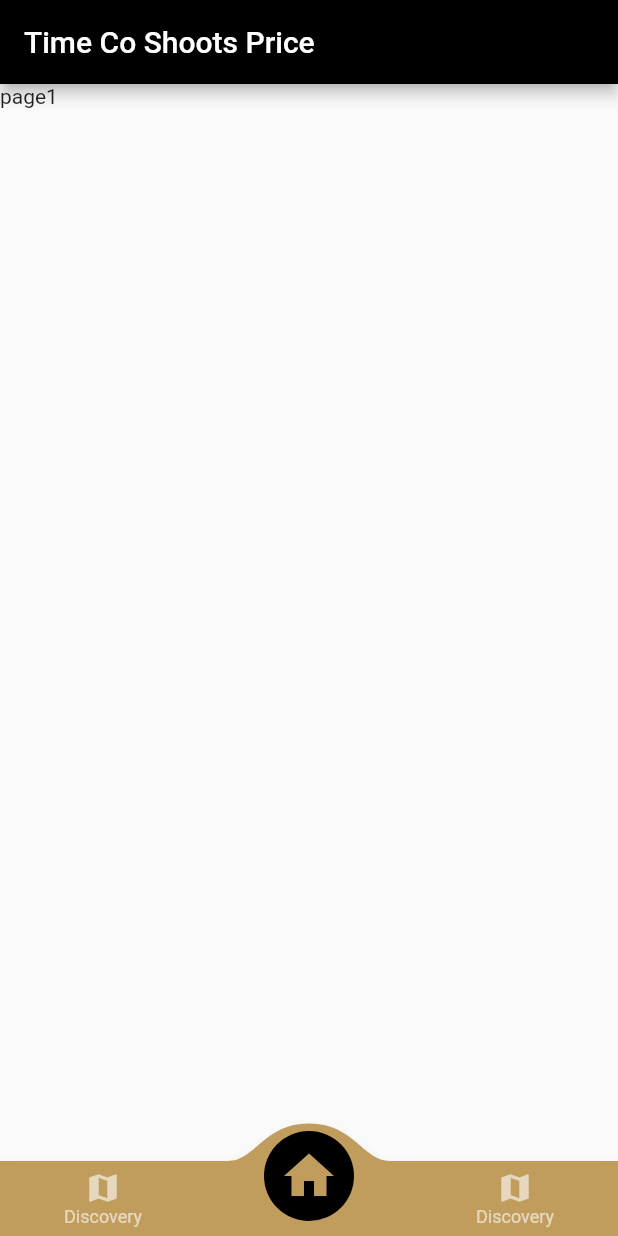
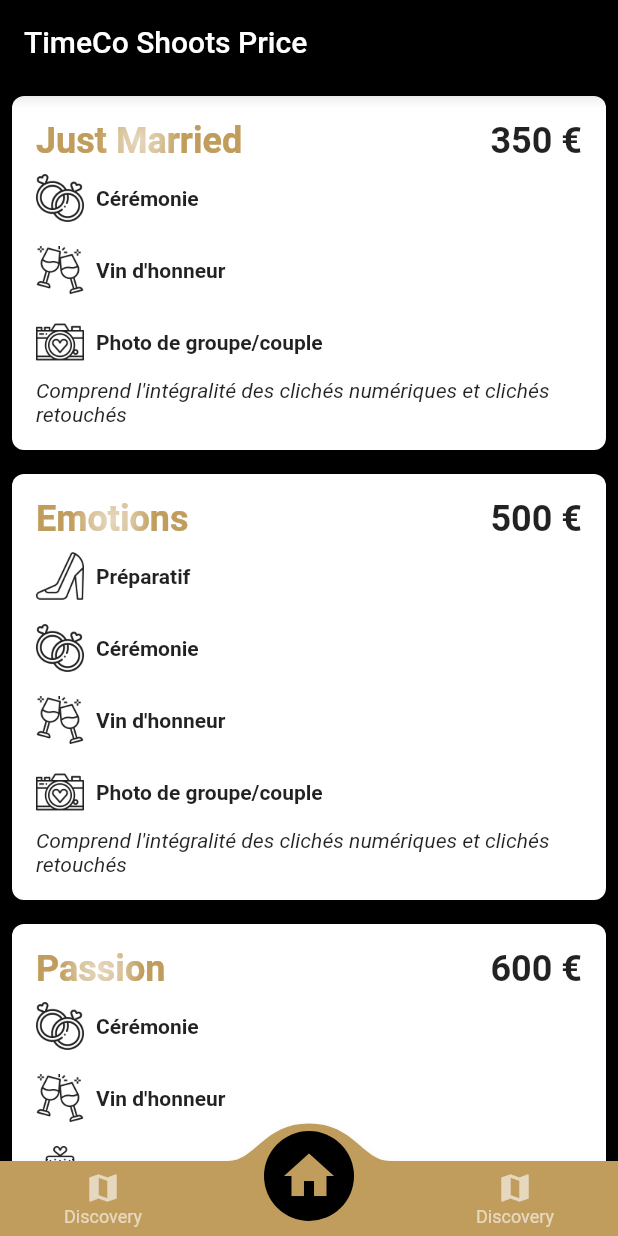
Before and after one commit to xelarich/time_co_shoots_price, a Flutter app: the screen it shows after launch, on a phone screen of 412 x 824 dp. Run offline on Flutter 3.47's test engine with Material 2 defaults, Android fonts, the phone set to English and light mode, and no system bars; drawn by our look-alikes of convex_bottom_bar, simple_gradient_text; our stand-ins replace get_it, go_router.

Commit message:
Implement design of WeedingFormula and Add launcher icon

```diff
--- /dev/null
+++ b/lib/data/local_model/wedding_formula.dart
@@ -0,0 +1,36 @@
+import 'package:json_annotation/json_annotation.dart';
+
+part 'wedding_formula.g.dart';
+
+@JsonSerializable()
+class WeddingFormula {
+  int id;
+  String name;
+  String? commentary;
+  String? extra;
+  List<WeddingEvent>? events;
+  int? price;
+
+  WeddingFormula(this.id, this.name,
+      {this.commentary, this.extra, this.events, this.price});
+
+  factory WeddingFormula.fromJson(Map<String, dynamic> json) =>
+      _$WeddingFormulaFromJson(json);
+
+  Map<String, dynamic> toJson() => _$WeddingFormulaToJson(this);
+}
+
+@JsonSerializable()
+class WeddingEvent {
+  int id;
+  String name;
+  String? description;
+  String? pathIcon;
+
+  WeddingEvent(this.id, this.name, {this.description, this.pathIcon});
+
+  factory WeddingEvent.fromJson(Map<String, dynamic> json) =>
+      _$WeddingEventFromJson(json);
+
+  Map<String, dynamic> toJson() => _$WeddingEventToJson(this);
+}
--- a/lib/data/local_model/wedding_type.dart
+++ /dev/null
@@ -1,18 +0,0 @@
-import 'package:json_annotation/json_annotation.dart';
-
-part 'wedding_type.g.dart';
-
-@JsonSerializable()
-class WeddingType {
-  int? id;
-  String? name;
-  String? description;
-  int? price;
-
-  WeddingType({this.id, this.name, this.description, this.price});
-
-  factory WeddingType.fromJson(Map<String, dynamic> json) =>
-      _$WeddingTypeFromJson(json);
-
-  Map<String, dynamic> toJson() => _$WeddingTypeToJson(this);
-}
--- a/lib/dependency_injection.dart
+++ b/lib/dependency_injection.dart
@@ -1,11 +1,20 @@
 import 'package:get_it/get_it.dart';
 import 'package:time_co_shoots_price/provider/bottom_bar_provider.dart';
+import 'package:time_co_shoots_price/service/price_service.dart';
 
 GetIt getIt = GetIt.instance;
 
 typedef ServiceDeclaration = void Function();
 
 // ignore: prefer_function_declarations_over_variables
-ServiceDeclaration declareServices = () {
+ServiceDeclaration declareDependencyInjection = () {
+  declareService();
+  declareProvider();
+};
+
+void declareProvider() {
   GetIt.I.registerSingleton(BottomBarProvider());
-};
+}
+void declareService() {
+  GetIt.I.registerSingleton(PriceService());
+}
--- a/lib/main.dart
+++ b/lib/main.dart
@@ -6,7 +6,7 @@
 import 'package:time_co_shoots_price/view/splashscreen.dart';
 
 void main() {
-  declareServices();
+  declareDependencyInjection();
 
   runApp(App());
 }
@@ -14,7 +14,7 @@
 class App extends StatelessWidget {
   App({Key? key}) : super(key: key);
 
-  static const String title = 'Time Co Shoots Price';
+  static const String title = 'TimeCo Shoots Price';
 
   final GoRouter _goRouter = GoRouter(initialLocation: '/', routes: [
     GoRoute(path: '/', redirect: (_) => Splashscreen.routeName),
--- a/lib/provider/bottom_bar_provider.dart
+++ b/lib/provider/bottom_bar_provider.dart
@@ -1,7 +1,7 @@
 import 'package:flutter/foundation.dart';
 
 class BottomBarProvider extends ChangeNotifier {
-  int selectedIndex = 0;
+  int selectedIndex = 1;
 
   void onItemTapped(int index) {
     selectedIndex = index;
--- /dev/null
+++ b/lib/service/price_service.dart
@@ -0,0 +1,106 @@
+import 'package:time_co_shoots_price/data/local_model/wedding_formula.dart';
+
+class PriceService {
+  List<WeddingFormula> getListWeedingType() {
+    return [
+      WeddingFormula(1, "Just Married",
+          commentary:
+              "Comprend l'intégralité des clichés numériques et clichés retouchés",
+          price: 350,
+          events: [
+            WeddingEvent(2, "ceremony",
+                description: "Cérémonie",
+                pathIcon: "assets/images/diamond.png"),
+            WeddingEvent(3, "wine",
+                description: "Vin d'honneur",
+                pathIcon: "assets/images/cheers.png"),
+            WeddingEvent(5, "photo",
+                description: "Photo de groupe/couple",
+                pathIcon: "assets/images/camera.png"),
+          ]),
+      WeddingFormula(
+        2,
+        "Emotions",
+        commentary:
+            "Comprend l'intégralité des clichés numériques et clichés retouchés",
+        price: 500,
+        events: [
+          WeddingEvent(1, "preparation",
+              description: "Préparatif",
+              pathIcon: "assets/images/high-heels.png"),
+          WeddingEvent(2, "ceremony",
+              description: "Cérémonie", pathIcon: "assets/images/diamond.png"),
+          WeddingEvent(3, "wine",
+              description: "Vin d'honneur",
+              pathIcon: "assets/images/cheers.png"),
+          WeddingEvent(5, "photo",
+              description: "Photo de groupe/couple",
+              pathIcon: "assets/images/camera.png"),
+        ],
+      ),
+      WeddingFormula(
+        3,
+        "Passion",
+        commentary:
+            "Comprend l'intégralité des clichés numériques et clichés retouchés",
+        price: 600,
+        events: [
+          WeddingEvent(2, "ceremony",
+              description: "Cérémonie", pathIcon: "assets/images/diamond.png"),
+          WeddingEvent(3, "wine",
+              description: "Vin d'honneur",
+              pathIcon: "assets/images/cheers.png"),
+          WeddingEvent(4, "cake",
+              description: "Soirée (jusqu'au gâteau)",
+              pathIcon: "assets/images/wedding-cake.png"),
+          WeddingEvent(5, "photo",
+              description: "Photo de groupe/couple",
+              pathIcon: "assets/images/camera.png"),
+        ],
+      ),
+      WeddingFormula(4, "L'integral",
+          commentary:
+              "Comprend l'intégralité des clichés numériques et clichés retouchés",
+          price: 750,
+          events: [
+            WeddingEvent(1, "preparation",
+                description: "Préparatif",
+                pathIcon: "assets/images/high-heels.png"),
+            WeddingEvent(2, "ceremony",
+                description: "Cérémonie",
+                pathIcon: "assets/images/diamond.png"),
+            WeddingEvent(3, "wine",
+                description: "Vin d'honneur",
+                pathIcon: "assets/images/cheers.png"),
+            WeddingEvent(4, "cake",
+                description: "Soirée (jusqu'au gâteau)",
+                pathIcon: "assets/images/wedding-cake.png"),
+            WeddingEvent(5, "photo",
+                description: "Photo de groupe/couple",
+                pathIcon: "assets/images/camera.png"),
+          ]),
+      WeddingFormula(5, "L'integral plus",
+          extra: "Album photo paysage ou portrait 20x30cm 50 pages",
+          commentary:
+              "Comprend l'intégralité des clichés numériques et clichés retouchés",
+          price: 850,
+          events: [
+            WeddingEvent(1, "preparation",
+                description: "Préparatif",
+                pathIcon: "assets/images/high-heels.png"),
+            WeddingEvent(2, "ceremony",
+                description: "Cérémonie",
+                pathIcon: "assets/images/diamond.png"),
+            WeddingEvent(3, "wine",
+                description: "Vin d'honneur",
+                pathIcon: "assets/images/cheers.png"),
+            WeddingEvent(4, "cake",
+                description: "Soirée (jusqu'au gâteau)",
+                pathIcon: "assets/images/wedding-cake.png"),
+            WeddingEvent(5, "photo",
+                description: "Photo de groupe/couple",
+                pathIcon: "assets/images/camera.png"),
+          ]),
+    ];
+  }
+}
--- a/lib/view/home.dart
+++ b/lib/view/home.dart
@@ -5,6 +5,7 @@
 import 'package:time_co_shoots_price/main.dart';
 import 'package:time_co_shoots_price/provider/bottom_bar_provider.dart';
 import 'package:time_co_shoots_price/shared/styles.dart';
+import 'package:time_co_shoots_price/view/price/price_page.dart';
 
 class Home extends StatelessWidget {
   static const routeName = '/home';
@@ -17,7 +18,7 @@
 
   final _widgetOptions = const [
     Text('page1'),
-    Text('page2'),
+    PricePage(),
     Text('page3'),
   ];
 
--- /dev/null
+++ b/lib/view/price/price_page.dart
@@ -0,0 +1,59 @@
+import 'package:flutter/material.dart';
+import 'package:get_it/get_it.dart';
+import 'package:time_co_shoots_price/service/price_service.dart';
+import 'package:time_co_shoots_price/view/price/widget/wedding_formula_tile.dart';
+
+class PricePage extends StatefulWidget {
+  const PricePage({Key? key}) : super(key: key);
+
+  @override
+  State<PricePage> createState() => _PricePageState();
+}
+
+class _PricePageState extends State<PricePage> {
+  int selectedIndex = -1;
+
+  @override
+  Widget build(BuildContext context) {
+    final PriceService _priceService = GetIt.I.get<PriceService>();
+    return Scaffold(
+        backgroundColor: Colors.black,
+        body: SingleChildScrollView(
+          child: Column(
+            crossAxisAlignment: CrossAxisAlignment.stretch,
+            children: [
+              Visibility(
+                  visible: !selectedIndex.isNegative,
+                  child: Padding(
+                    padding: const EdgeInsets.only(top: 8, left: 8, right: 8),
+                    child: ElevatedButton(
+                      child: const Text(
+                        "Démarrer le devis",
+                        style: TextStyle(fontSize: 16),
+                      ),
+                      onPressed: () {},
+                    ),
+                  )),
+              ListView.builder(
+                shrinkWrap: true,
+                physics: const NeverScrollableScrollPhysics(),
+                itemCount: _priceService.getListWeedingType().length,
+                itemBuilder: (context, index) {
+                  return Padding(
+                      padding: const EdgeInsets.all(8.0),
+                      child: WeddingFormulaTile(
+                        _priceService.getListWeedingType()[index],
+                        selected: selectedIndex == index,
+                        onTap: () {
+                          setState(() {
+                            selectedIndex = index;
+                          });
+                        },
+                      ));
+                },
+              )
+            ],
+          ),
+        ));
+  }
+}
--- /dev/null
+++ b/lib/view/price/widget/wedding_formula_tile.dart
@@ -0,0 +1,108 @@
+import 'package:flutter/material.dart';
+import 'package:simple_gradient_text/simple_gradient_text.dart';
+import 'package:time_co_shoots_price/data/local_model/wedding_formula.dart';
+import 'package:time_co_shoots_price/shared/styles.dart';
+
+class WeddingFormulaTile extends StatefulWidget {
+  final WeddingFormula weddingType;
+  final bool selected;
+  final Function onTap;
+
+  const WeddingFormulaTile(this.weddingType,
+      {required this.selected, required this.onTap, Key? key})
+      : super(key: key);
+
+  @override
+  State<WeddingFormulaTile> createState() => _WeddingFormulaTileState();
+}
+
+class _WeddingFormulaTileState extends State<WeddingFormulaTile> {
+  @override
+  Widget build(BuildContext context) {
+    return Container(
+      decoration: BoxDecoration(
+          color:
+              widget.selected ? Styles.secondaryColor.shade600 : Colors.white,
+          borderRadius: BorderRadius.circular(8)),
+      child: InkWell(
+        onTap: () {
+          widget.onTap();
+        },
+        child: Container(
+          margin: const EdgeInsets.all(8),
+          decoration: BoxDecoration(
+              color: Colors.white, borderRadius: BorderRadius.circular(8)),
+          child: Padding(
+            padding: const EdgeInsets.all(8.0),
+            child: Column(
+              children: [
+                Row(
+                  mainAxisAlignment: MainAxisAlignment.spaceBetween,
+                  children: [
+                    GradientText(widget.weddingType.name,
+                        gradientType: GradientType.radial,
+                        colors: [
+                          Styles.secondaryColor.shade200,
+                          Styles.secondaryColor.shade300,
+                          Styles.secondaryColor.shade500
+                        ],
+                        style: const TextStyle(
+                          fontSize: 24,
+                          fontWeight: FontWeight.bold,
+                        )),
+                    Text(
+                      "${widget.weddingType.price} €",
+                      style: const TextStyle(
+                          fontSize: 24, fontWeight: FontWeight.bold),
+                    ),
+                  ],
+                ),
+                for (final event in widget.weddingType.events!) ...{
+                  Padding(
+                    padding: const EdgeInsets.symmetric(vertical: 8),
+                    child: Row(
+                      children: [
+                        ImageIcon(
+                          AssetImage(event.pathIcon!),
+                          size: 32,
+                        ),
+                        Padding(
+                          padding: const EdgeInsets.only(left: 8),
+                          child: Text(
+                            event.description!,
+                            style: const TextStyle(fontWeight: FontWeight.bold),
+                          ),
+                        )
+                      ],
+                    ),
+                  )
+                },
+                if (widget.weddingType.extra != null &&
+                    widget.weddingType.extra!.isNotEmpty) ...{
+                  const Text(
+                    "Extra",
+                    style: TextStyle(fontSize: 16, fontWeight: FontWeight.bold),
+                  ),
+                  Padding(
+                    padding: const EdgeInsets.symmetric(vertical: 8),
+                    child: Text(
+                      "${widget.weddingType.extra}",
+                      style: const TextStyle(fontWeight: FontWeight.bold),
+                    ),
+                  )
+                },
+                if (widget.weddingType.commentary != null &&
+                    widget.weddingType.commentary!.isNotEmpty) ...{
+                  Text(
+                    "${widget.weddingType.commentary}",
+                    style: const TextStyle(fontStyle: FontStyle.italic),
+                  )
+                }
+              ],
+            ),
+          ),
+        ),
+      ),
+    );
+  }
+}
--- a/lib/view/splashscreen.dart
+++ b/lib/view/splashscreen.dart
@@ -1,8 +1,7 @@
 import 'package:flutter/material.dart';
 import 'package:go_router/go_router.dart';
 import 'package:time_co_shoots_price/shared/styles.dart';
-
-import 'home.dart';
+import 'package:time_co_shoots_price/view/home.dart';
 
 class Splashscreen extends StatefulWidget {
   static const routeName = '/splashscreen';
@@ -15,7 +14,7 @@
 
 class _SplashscreenState extends State<Splashscreen> {
   _SplashscreenState() {
-    Future.delayed(const Duration(seconds: 5), () {
+    Future.delayed(const Duration(seconds: 3), () {
       context.go(Home.routeName);
     });
   }
@@ -36,17 +35,17 @@
           ),
           Column(
             mainAxisAlignment: MainAxisAlignment.center,
-            children: const <Widget>[
+            children: [
               CircleAvatar(
-                backgroundColor: Colors.black,
-                radius: 75.0,
-                child: Icon(
-                  Icons.verified_user,
-                  size: 50.0,
+                backgroundColor: Styles.secondaryColor.shade500,
+                radius: 110,
+                child: const CircleAvatar(
+                  radius: 100,
+                  backgroundImage: AssetImage("assets/images/icon_app.png"),
                 ),
-              ),
+              )
             ],
-          ),
+          )
         ],
       ),
     );
```
Also changed, not shown: pubspec.yaml (+11 -4 lines), assets/icon_launcher.png (added), assets/images/camera.png (added), assets/images/cheers.png (added), assets/images/diamond.png (added), assets/images/high-heels.png (added), assets/images/icon_app.png (added), assets/images/invitation.png (added), assets/images/wedding-cake.png (added), lib/data/local_model/wedding_formula.g.dart (added), lib/data/local_model/wedding_type.g.dart (deleted), pubspec.lock, 23 other files.
